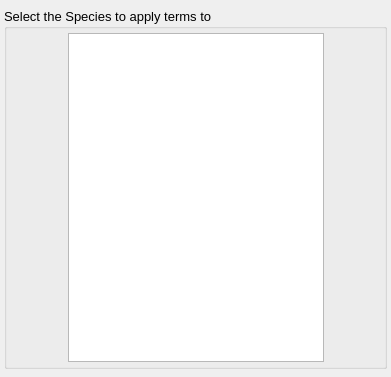
The window that src/gui/addforcefieldtermswizard.ui (disorderedmaterials/dissolve) describes before a commit, drawn with Qt 5.
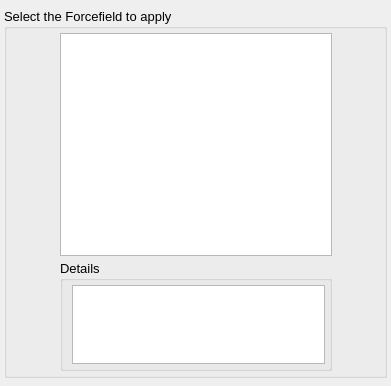
The same window after the commit. Custom widgets are drawn as their Qt base class.

Commit message: Remove Species selection page from AddForcefieldTermsWizard.

What changed in the file:
```diff
--- a/src/gui/addforcefieldtermswizard.ui
+++ b/src/gui/addforcefieldtermswizard.ui
@@ -7,7 +7,7 @@
     <x>0</x>
     <y>0</y>
     <width>391</width>
-    <height>377</height>
+    <height>386</height>
    </rect>
   </property>
   <property name="font">
@@ -42,85 +42,6 @@
      <property name="currentIndex">
       <number>0</number>
      </property>
-     <widget class="QWidget" name="SelectSpeciesPage">
-      <layout class="QVBoxLayout" name="verticalLayout_4">
-       <property name="spacing">
-        <number>4</number>
-       </property>
-       <property name="leftMargin">
-        <number>4</number>
-       </property>
-       <property name="topMargin">
-        <number>4</number>
-       </property>
-       <property name="rightMargin">
-        <number>4</number>
-       </property>
-       <property name="bottomMargin">
-        <number>4</number>
-       </property>
-       <item>
-        <widget class="QGroupBox" name="SelectSpeciesGroup">
-         <property name="title">
-          <string>Select the Species to apply terms to</string>
-         </property>
-         <layout class="QHBoxLayout" name="horizontalLayout_2">
-          <property name="spacing">
-           <number>4</number>
-          </property>
-          <property name="leftMargin">
-           <number>4</number>
-          </property>
-          <property name="topMargin">
-           <number>4</number>
-          </property>
-          <property name="rightMargin">
-           <number>4</number>
-          </property>
-          <property name="bottomMargin">
-           <number>4</number>
-          </property>
-          <item>
-           <spacer name="horizontalSpacer_5">
-            <property name="orientation">
-             <enum>Qt::Horizontal</enum>
-            </property>
-            <property name="sizeHint" stdset="0">
-             <size>
-              <width>40</width>
-              <height>20</height>
-             </size>
-            </property>
-           </spacer>
-          </item>
-          <item>
-           <widget class="QListWidget" name="SpeciesList">
-            <property name="sizePolicy">
-             <sizepolicy hsizetype="Expanding" vsizetype="Expanding">
-              <horstretch>0</horstretch>
-              <verstretch>2</verstretch>
-             </sizepolicy>
-            </property>
-           </widget>
-          </item>
-          <item>
-           <spacer name="horizontalSpacer_4">
-            <property name="orientation">
-             <enum>Qt::Horizontal</enum>
-            </property>
-            <property name="sizeHint" stdset="0">
-             <size>
-              <width>40</width>
-              <height>20</height>
-             </size>
-            </property>
-           </spacer>
-          </item>
-         </layout>
-        </widget>
-       </item>
-      </layout>
-     </widget>
      <widget class="QWidget" name="SelectForcefieldPage">
       <layout class="QVBoxLayout" name="verticalLayout_6">
        <property name="spacing">
```
Left out of the diff: 1 changed line with no effect on the pictures.
